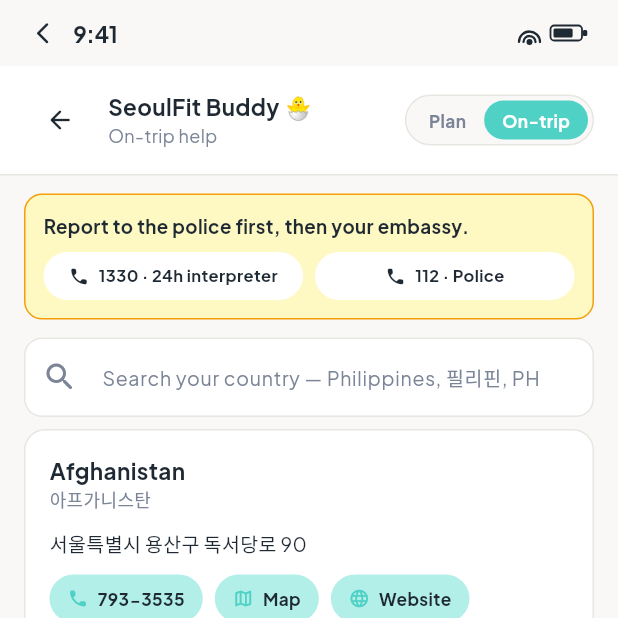
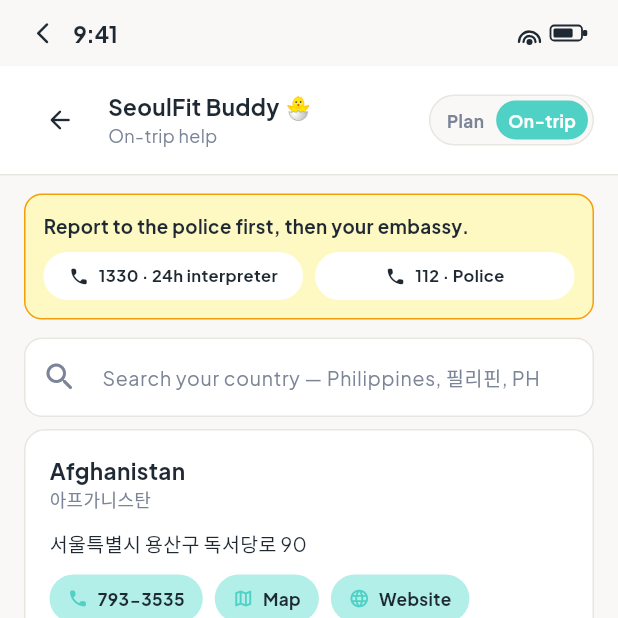
Before and after one commit to kdlee02/seoulfit_flutter_app, a Flutter app: the ConversationalIntakeScreen screen opened by its route, after a tap on "On-trip", after a tap on "Lost passport", on a phone screen of 412 x 824 dp, the top half of it. Run offline on Flutter 3.47's test engine with Material 3 defaults, Android fonts, the phone set to English and light mode, and no system bars; our stand-ins replace flutter_map, flutter_tts, geolocator, google_fonts, image_picker, latlong2 and 3 more; missing offline and left inert: file_saver, kakao_map_plugin; accounts and stored records are empty; network calls fail.

Commit message:
fix(flutter): remember last-active chat sub-route, guard header overflow
Bottom nav's Chat tab (index 0) always reset to /chat, discarding an
active On-trip session when the user tabbed away and back. AppBottomNav
now reads a session-scoped lastChatRoute set by ChatModeToggle instead
of the hardcoded '/chat'.

Also guard both chat headers' title/subtitle against wrapping at narrow
widths (maxLines: 1 + ellipsis), and trim the toggle's segment padding
from Insets.md to Insets.sm to reclaim width lost to the wider control.

```diff
--- a/lib/screens/conversational_intake_screen.dart
+++ b/lib/screens/conversational_intake_screen.dart
@@ -101,6 +101,8 @@ class _ConversationalIntakeScreenState
                       children: [
                         Text(
                           'SeoulFit Buddy 🐣',
+                          maxLines: 1,
+                          overflow: TextOverflow.ellipsis,
                           style: GoogleFonts.plusJakartaSans(
                             fontSize: 15,
                             fontWeight: FontWeight.w700,
@@ -109,6 +111,8 @@ class _ConversationalIntakeScreenState
                         ),
                         Text(
                           'Ready to explore Seoul?',
+                          maxLines: 1,
+                          overflow: TextOverflow.ellipsis,
                           style: GoogleFonts.plusJakartaSans(
                               fontSize: 12, color: kSubtext),
                         ),
--- a/lib/screens/live_help_screen.dart
+++ b/lib/screens/live_help_screen.dart
@@ -89,11 +89,15 @@ class _Header extends StatelessWidget {
               crossAxisAlignment: CrossAxisAlignment.start,
               children: [
                 Text('SeoulFit Buddy 🐣',
+                    maxLines: 1,
+                    overflow: TextOverflow.ellipsis,
                     style: GoogleFonts.plusJakartaSans(
                         fontSize: 15,
                         fontWeight: FontWeight.w700,
                         color: kInk)),
                 Text('On-trip help',
+                    maxLines: 1,
+                    overflow: TextOverflow.ellipsis,
                     style: GoogleFonts.plusJakartaSans(
                         fontSize: 12, color: kSubtext)),
               ],
--- a/lib/widgets/app_bottom_nav.dart
+++ b/lib/widgets/app_bottom_nav.dart
@@ -1,5 +1,6 @@
 import 'package:flutter/material.dart';
 import '../theme/app_theme.dart';
+import 'chat_mode_toggle.dart' show lastChatRoute;
 
 class AppBottomNav extends StatelessWidget {
   final int currentIndex;
@@ -35,7 +36,10 @@ class AppBottomNav extends StatelessWidget {
     if (index == currentIndex) return;
     // Switch tabs (replace rather than stack) so the five destinations behave
     // like a bottom tab bar. Each target screen handles its own empty state.
-    Navigator.pushReplacementNamed(context, _routes[index]);
+    // Index 0 (Chat) has two sub-routes ('/chat', '/live-help'); resume
+    // whichever was last active instead of always resetting to Plan mode.
+    final target = index == 0 ? lastChatRoute : _routes[index];
+    Navigator.pushReplacementNamed(context, target);
   }
 
   @override
--- a/lib/widgets/chat_mode_toggle.dart
+++ b/lib/widgets/chat_mode_toggle.dart
@@ -11,6 +11,15 @@ import '../theme/app_theme.dart';
 ///
 /// 저장된 여행의 date 가 문자열이라 "여행 중"을 자동 판정할 수 없다.
 /// 기본값은 Plan 이고 전환은 수동이다.
+///
+/// 세션 한정 메모리: Chat 탭에서 마지막으로 활성화됐던 하위 라우트
+/// ('/chat' 또는 '/live-help'). AppBottomNav 의 index 0 이 하드코딩된
+/// '/chat' 대신 이 값을 읽어서, 다른 탭에 갔다가 Chat 으로 돌아왔을 때
+/// 사용자가 있던 모드(예: 응급실 목록을 보던 중)를 그대로 복원한다.
+/// 앱 재시작 간에는 유지되지 않고, 상태관리 패키지나 영속화도 쓰지 않는다
+/// — Navigator 백스택처럼 한 세션 동안만 살아있으면 되는 UI 메모리라서다.
+String lastChatRoute = '/chat';
+
 class ChatModeToggle extends StatelessWidget {
   /// 현재 화면이 On-trip 인지. true 면 오른쪽 세그먼트가 선택 상태다.
   final bool liveMode;
@@ -19,6 +28,7 @@ class ChatModeToggle extends StatelessWidget {
 
   void _go(BuildContext context, String route) {
     if (ModalRoute.of(context)?.settings.name == route) return;
+    lastChatRoute = route;
     Navigator.pushReplacementNamed(context, route);
   }
 
@@ -47,7 +57,7 @@ class ChatModeToggle extends StatelessWidget {
       borderRadius: BorderRadius.circular(18),
       child: Container(
         padding:
-            const EdgeInsets.symmetric(horizontal: Insets.md, vertical: 5),
+            const EdgeInsets.symmetric(horizontal: Insets.sm, vertical: 5),
         decoration: BoxDecoration(
           color: on ? kMint : Colors.transparent,
           borderRadius: BorderRadius.circular(18),
```
